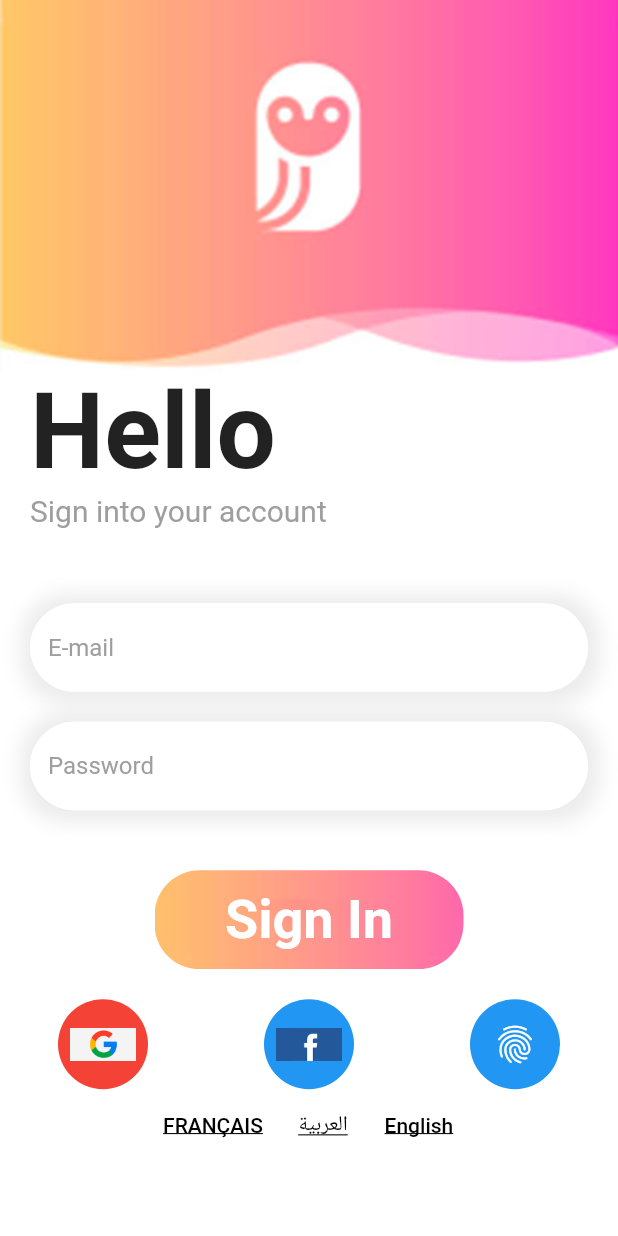
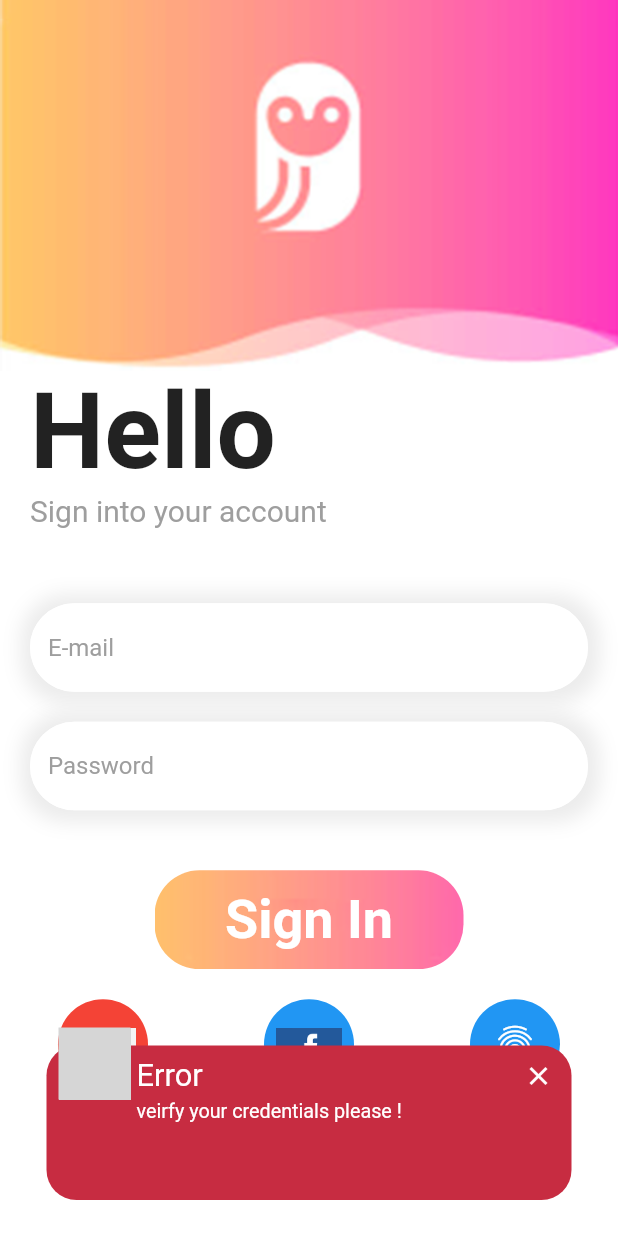
Before and after one commit to youssefbenhissi/expenseManager, a Flutter app: the screen it shows after launch, after a tap on "Sign In", on a phone screen of 412 x 824 dp. Run offline on Flutter 3.47's test engine with Material 2 defaults, Android fonts, the light colour scheme and no system bars; drawn by our look-alikes of awesome_snackbar_content; our stand-ins replace local_auth, shared_preferences; generated files the repository leaves out were written again; grey boxes are pictures that could not be loaded.

Commit message:
adding textfield controllers in login

```diff
--- a/lib/login/login_page.dart
+++ b/lib/login/login_page.dart
@@ -19,6 +19,8 @@ class LoginPage extends StatefulWidget {
 }
 
 class _LoginPageState extends State<LoginPage> {
+  late TextEditingController emailController;
+  late TextEditingController passwordController;
   final LocalAuthentication auth = LocalAuthentication();
 
   Future<void> _fingerPrintAuthenticate() async {
@@ -58,6 +60,20 @@ class _LoginPageState extends State<LoginPage> {
     if (!mounted) {
       return;
     }
+  }
+
+  @override
+  void initState() {
+    emailController = TextEditingController();
+    passwordController = TextEditingController();
+    super.initState();
+  }
+
+  @override
+  void dispose() {
+    emailController.dispose();
+    passwordController.dispose();
+    super.dispose();
   }
 
   @override
@@ -115,6 +131,7 @@ class _LoginPageState extends State<LoginPage> {
                         )
                       ]),
                   child: TextField(
+                    controller: emailController,
                     decoration: InputDecoration(
                       hintText: "E-mail",
                       hintStyle: const TextStyle(color: Colors.grey),
@@ -154,6 +171,8 @@ class _LoginPageState extends State<LoginPage> {
                         )
                       ]),
                   child: TextField(
+                    obscureText: true,
+                    controller: passwordController,
                     decoration: InputDecoration(
                       hintText: AppLocalizations.of(context)!.motDePasseTitre,
                       hintStyle: const TextStyle(color: Colors.grey),
@@ -187,7 +206,20 @@ class _LoginPageState extends State<LoginPage> {
             height: 20,
           ),
           GestureDetector(
-            onTap: () {},
+            onTap: () {
+              if (passwordController.text.isNotEmpty &&
+                  emailController.text.isNotEmpty) {
+                Navigator.push(
+                  context,
+                  MaterialPageRoute(builder: (context) => const HomePage()),
+                );
+              } else {
+                errorPopUpNotification.create(
+                    context: context,
+                    title: "Error",
+                    message: "veirfy your credentials please !");
+              }
+            },
             child: Container(
               width: width * 0.5,
               height: height * 0.08,
```
Also changed, not shown: lib/home/home_page.dart (+14 -1 lines).
